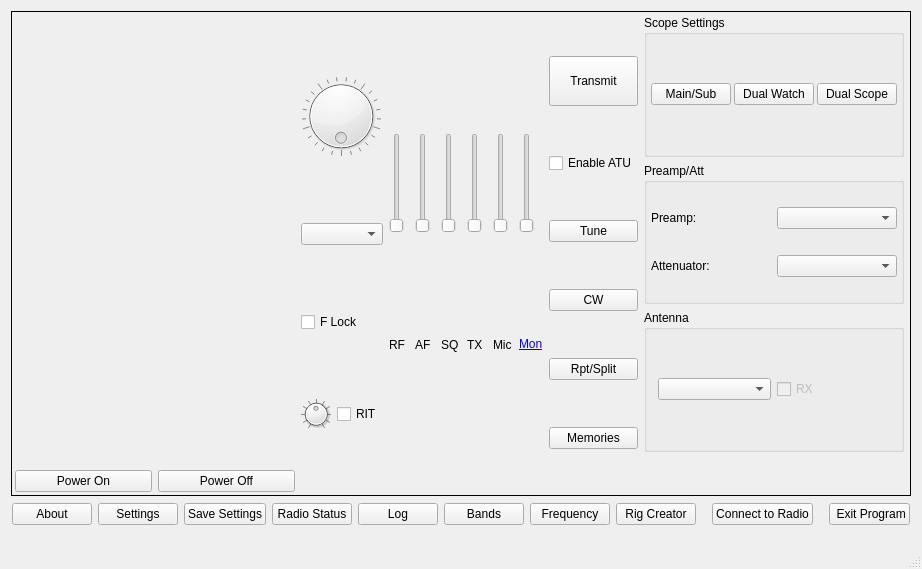
This is wfmain.ui in adecarolis/wfweb as Qt 5 draws it before an edit. The edited form follows.
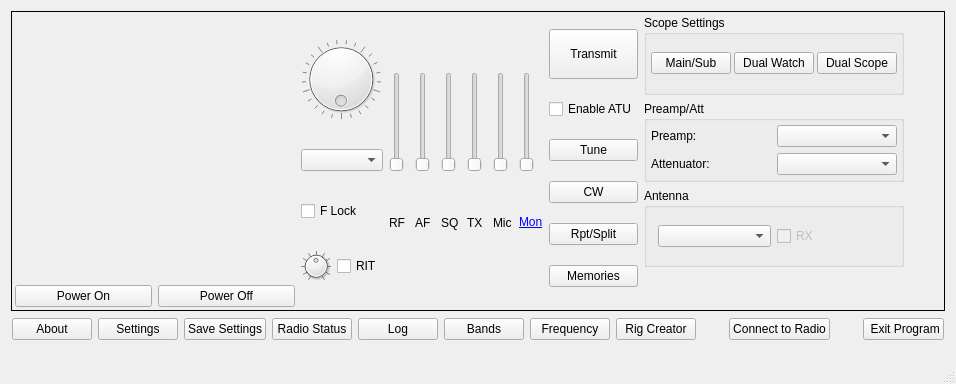
This is the edited form. Custom widgets are drawn as their Qt base class.

Commit message: Start with less stretch when there aren't any preferences to tell us about the radio or presumed window size.

```diff
--- a/wfmain.ui
+++ b/wfmain.ui
@@ -6,8 +6,8 @@
    <rect>
     <x>0</x>
     <y>0</y>
-    <width>922</width>
-    <height>569</height>
+    <width>956</width>
+    <height>384</height>
    </rect>
   </property>
   <property name="acceptDrops">
@@ -68,10 +68,10 @@
               <number>0</number>
              </property>
              <property name="topMargin">
-              <number>10</number>
+              <number>0</number>
              </property>
              <property name="bottomMargin">
-              <number>10</number>
+              <number>0</number>
              </property>
              <item>
               <spacer name="verticalSpacer_3">
@@ -1233,6 +1233,7 @@
         <widget class="QPushButton" name="exitBtn">
          <property name="font">
           <font>
+           <weight>50</weight>
            <bold>false</bold>
           </font>
          </property>
```
